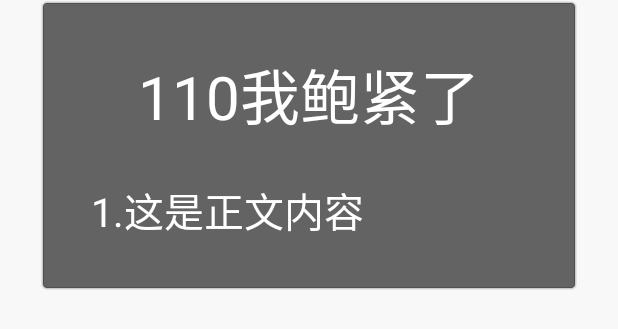
After one commit to guoxiaolongonly/TravelGuaGuide, an Android app: the layout dialog_modular_detail.xml on its own in the app's theme, with its tools: preview values and no code run, on a phone screen of 412 x 824 dp. The commit adds this screen. Shown: the top 329 px of the screen. Run offline under Robolectric (Android 15) with nearby library versions, the phone set to English and light mode, and no system bars.

Commit message:
添加详情弹窗

```diff
--- a/app/build.gradle
+++ b/app/build.gradle
@@ -96,22 +96,16 @@ android {
         //自动多渠道打包
         productFlavors {
             xiaomi {
-                dimension "company"
             }
             baidu {
-                dimension "company"
             }
             yyb {
-                dimension "company"
             }
             pp {
-                dimension "company"
             }
             z360 {
-                dimension "company"
             }
             huawei {
-                dimension "company"
             }
         }
         configurations.all {
--- a/app/src/main/java/com/standard/guaplayguide/ui/MainActivity.java
+++ b/app/src/main/java/com/standard/guaplayguide/ui/MainActivity.java
@@ -4,7 +4,6 @@ import android.support.v7.widget.GridLayoutManager;
 import android.support.v7.widget.RecyclerView;
 import android.view.View;
 import android.view.ViewGroup;
-import android.widget.PopupWindow;
 import android.widget.RelativeLayout;
 import android.widget.TextView;
 
@@ -15,6 +14,7 @@ import com.standard.guaplayguide.bean.ModularBean;
 import com.standard.guaplayguide.ui.adapter.LargerGridViewAdapter;
 import com.standard.guaplayguide.ui.presenter.MainPresenter;
 import com.standard.guaplayguide.ui.view.IMainView;
+import com.standard.guaplayguide.ui.widget.ppw.MainMenuPop;
 import com.standard.guaplayguide.utils.Constant;
 import com.standard.guaplayguide.utils.LaunchUtil;
 
--- a/app/src/main/java/com/standard/guaplayguide/ui/widget/BaseMenuPpw.java
+++ b/app/src/main/java/com/standard/guaplayguide/ui/widget/ppw/BaseMenuPpw.java
@@ -1,4 +1,4 @@
-package com.standard.guaplayguide.ui.widget;
+package com.standard.guaplayguide.ui.widget.ppw;
 
 import android.animation.Animator;
 import android.animation.ObjectAnimator;
@@ -33,7 +33,7 @@ public abstract class BaseMenuPpw extends PopupWindow implements Animator.Animat
 
     public BaseMenuPpw() {
         super(ViewGroup.LayoutParams.MATCH_PARENT, ViewGroup.LayoutParams.WRAP_CONTENT);
-        setBackgroundDrawable(new ColorDrawable(0x55000000));
+//        setBackgroundDrawable(new ColorDrawable(0x55000000));
         setAnimationStyle(R.style.popwin_anim);
         setOutsideTouchable(true);
 
--- a/app/src/main/java/com/standard/guaplayguide/ui/MainMenuPop.java
+++ b/app/src/main/java/com/standard/guaplayguide/ui/widget/ppw/MainMenuPop.java
@@ -1,11 +1,12 @@
-package com.standard.guaplayguide.ui;
+package com.standard.guaplayguide.ui.widget.ppw;
 
 import android.view.LayoutInflater;
 import android.view.View;
 import android.widget.TextView;
 
 import com.standard.guaplayguide.R;
-import com.standard.guaplayguide.ui.widget.BaseMenuPpw;
+import com.standard.guaplayguide.ui.AboutActivity;
+import com.standard.guaplayguide.ui.widget.ppw.BaseMenuPpw;
 import com.standard.guaplayguide.utils.LaunchUtil;
 
 /**
--- /dev/null
+++ b/app/src/main/res/anim/actionsheet_dialog_in.xml
@@ -0,0 +1,6 @@
+<?xml version="1.0" encoding="utf-8"?>
+<translate xmlns:android="http://schemas.android.com/apk/res/android"
+    android:duration="200"
+    android:fromYDelta="100%"
+    android:toYDelta="0" /><!--    android:interpolator="@android:anim/overshoot_interpolator"
+-->
--- /dev/null
+++ b/app/src/main/res/anim/actionsheet_dialog_out.xml
@@ -0,0 +1,5 @@
+<?xml version="1.0" encoding="utf-8"?>
+<translate xmlns:android="http://schemas.android.com/apk/res/android"
+    android:duration="200"
+    android:fromYDelta="0"
+    android:toYDelta="100%" />
--- /dev/null
+++ b/app/src/main/res/layout/dialog_modular_detail.xml
@@ -0,0 +1,49 @@
+<?xml version="1.0" encoding="utf-8"?>
+<FrameLayout xmlns:android="http://schemas.android.com/apk/res/android"
+    android:layout_width="match_parent"
+    android:layout_height="wrap_content"
+    android:layout_marginLeft="40px"
+    android:background="@drawable/bg_dialog"
+    android:layout_marginRight="40px">
+
+    <ScrollView
+        android:layout_width="match_parent"
+        android:layout_height="wrap_content">
+
+        <LinearLayout
+            android:layout_width="match_parent"
+            android:layout_height="wrap_content"
+            android:padding="40px"
+            android:orientation="vertical">
+
+            <TextView
+                android:id="@+id/tvTitle"
+                android:layout_width="wrap_content"
+                android:layout_height="wrap_content"
+                android:layout_gravity="center_horizontal"
+                android:textColor="@color/white"
+                android:textSize="60px"
+                android:text="110我鲍紧了"
+                />
+            <ImageView
+                android:id="@+id/ivImage"
+                android:layout_width="wrap_content"
+                android:layout_height="wrap_content"
+                android:layout_marginTop="20px"
+                android:layout_gravity="center_horizontal"
+                />
+            <TextView
+                android:id="@+id/tvContent"
+                android:layout_width="wrap_content"
+                android:layout_height="wrap_content"
+                android:textSize="40px"
+                android:textColor="@color/white"
+                android:layout_marginTop="20px"
+                android:text="1.这是正文内容"
+                />
+
+        </LinearLayout>
+
+    </ScrollView>
+
+</FrameLayout>
--- a/app/src/main/res/layout/titlebar_normal.xml
+++ b/app/src/main/res/layout/titlebar_normal.xml
@@ -15,7 +15,7 @@
             android:layout_alignParentRight="true"
             android:layout_centerVertical="true"
             android:layout_marginRight="30px"
-            android:src="@android:drawable/ic_input_add"
+            android:src="@drawable/ic_add"
             android:tint="@color/white"
             android:padding="30px"
             android:visibility="gone" />
```
Also changed, not shown: app/src/main/java/com/standard/guaplayguide/ui/CommonActivity.java (+5 -4 lines), app/src/main/java/com/standard/guaplayguide/ui/widget/dialog/BaseAnimDialog.java (added, +48 -0 lines), app/src/main/java/com/standard/guaplayguide/ui/widget/dialog/ModularDetailDialog.java (added, +61 -0 lines), app/src/main/res/layout/layout_menu.xml (+16 -18 lines), app/src/main/res/values/styles.xml (+23 -1 lines), app/src/main/res/drawable-hdpi/bg_dialog.9.png (added), app/src/main/res/drawable-hdpi/bg_menu.9.png (added), app/src/main/res/drawable-mdpi/ic_add.png (added).
